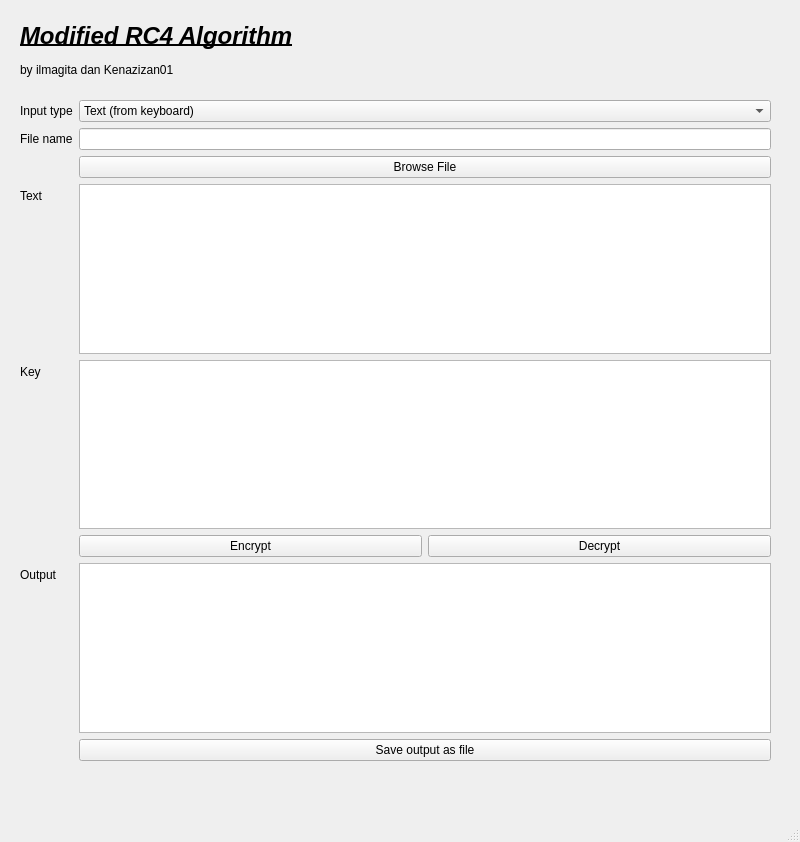
This is windows/main.ui in ilmagita/kripto-tugas-2 as Qt 5 draws it before an edit. The edited form follows.
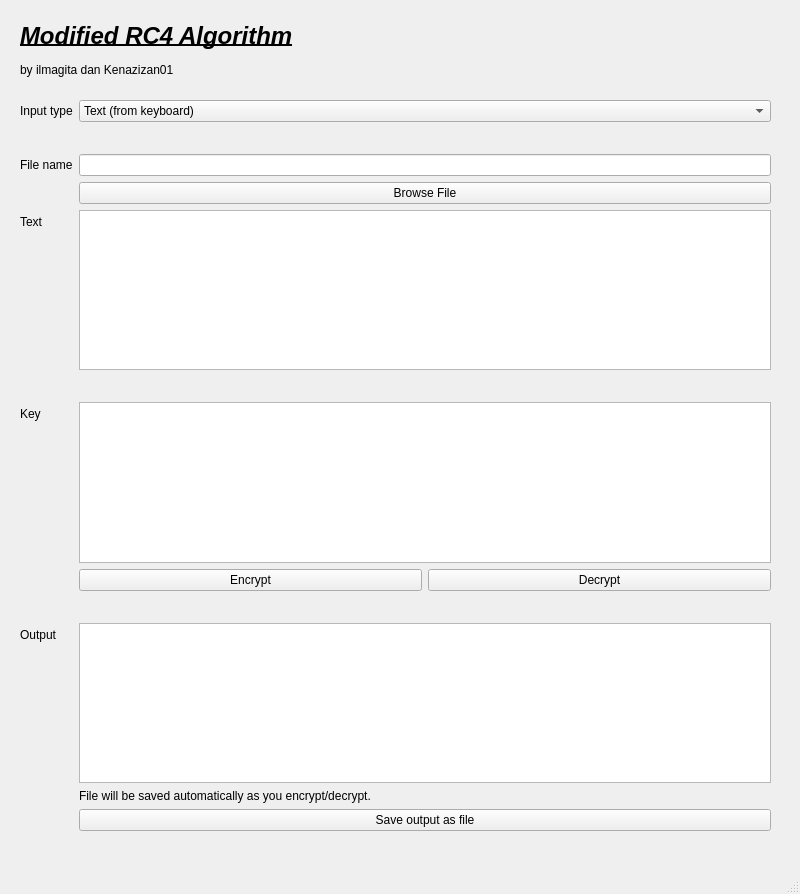
This is the edited form.

```diff
--- a/windows/main.ui
+++ b/windows/main.ui
@@ -7,7 +7,7 @@
     <x>0</x>
     <y>0</y>
     <width>800</width>
-    <height>842</height>
+    <height>894</height>
    </rect>
   </property>
   <property name="windowTitle">
@@ -55,7 +55,7 @@
       <x>20</x>
       <y>100</y>
       <width>751</width>
-      <height>661</height>
+      <height>731</height>
      </rect>
     </property>
     <layout class="QFormLayout" name="formLayout">
@@ -80,30 +80,30 @@
        </item>
       </widget>
      </item>
-     <item row="2" column="1">
-      <widget class="QLineEdit" name="lineEdit"/>
-     </item>
-     <item row="4" column="0">
-      <widget class="QLabel" name="label_4">
-       <property name="text">
-        <string>Text</string>
-       </property>
-      </widget>
-     </item>
-     <item row="4" column="1">
-      <widget class="QPlainTextEdit" name="plainTextEdit"/>
+     <item row="3" column="1">
+      <widget class="QLineEdit" name="fileNameTextBox"/>
      </item>
      <item row="5" column="0">
+      <widget class="QLabel" name="inputTextLabel">
+       <property name="text">
+        <string>Text</string>
+       </property>
+      </widget>
+     </item>
+     <item row="5" column="1">
+      <widget class="QPlainTextEdit" name="inputTextBox"/>
+     </item>
+     <item row="7" column="0">
       <widget class="QLabel" name="label_6">
        <property name="text">
         <string>Key</string>
        </property>
       </widget>
      </item>
-     <item row="5" column="1">
-      <widget class="QPlainTextEdit" name="plainTextEdit_2"/>
+     <item row="7" column="1">
+      <widget class="QPlainTextEdit" name="keyTextBox"/>
      </item>
-     <item row="6" column="1">
+     <item row="8" column="1">
       <layout class="QHBoxLayout" name="horizontalLayout_3">
        <item>
         <widget class="QPushButton" name="encrypt_button">
@@ -121,37 +121,83 @@
        </item>
       </layout>
      </item>
-     <item row="2" column="0">
-      <widget class="QLabel" name="label_5">
+     <item row="3" column="0">
+      <widget class="QLabel" name="fileNameLabel">
        <property name="text">
         <string>File name</string>
        </property>
       </widget>
      </item>
-     <item row="7" column="1">
-      <widget class="QPlainTextEdit" name="plainTextEdit_3"/>
+     <item row="10" column="1">
+      <widget class="QPlainTextEdit" name="outputTextBox"/>
      </item>
-     <item row="7" column="0">
+     <item row="10" column="0">
       <widget class="QLabel" name="label_7">
        <property name="text">
         <string>Output</string>
        </property>
       </widget>
      </item>
-     <item row="8" column="1">
-      <widget class="QPushButton" name="pushButton_2">
+     <item row="12" column="1">
+      <widget class="QPushButton" name="saveOutputButton">
        <property name="text">
         <string>Save output as file</string>
        </property>
       </widget>
      </item>
-     <item row="3" column="1">
-      <widget class="QPushButton" name="pushButton">
+     <item row="4" column="1">
+      <widget class="QPushButton" name="browseFileButton">
        <property name="text">
         <string>Browse File</string>
        </property>
       </widget>
      </item>
+     <item row="2" column="1">
+      <spacer name="horizontalSpacer">
+       <property name="orientation">
+        <enum>Qt::Horizontal</enum>
+       </property>
+       <property name="sizeHint" stdset="0">
+        <size>
+         <width>40</width>
+         <height>20</height>
+        </size>
+       </property>
+      </spacer>
+     </item>
+     <item row="6" column="1">
+      <spacer name="horizontalSpacer_2">
+       <property name="orientation">
+        <enum>Qt::Horizontal</enum>
+       </property>
+       <property name="sizeHint" stdset="0">
+        <size>
+         <width>40</width>
+         <height>20</height>
+        </size>
+       </property>
+      </spacer>
+     </item>
+     <item row="9" column="1">
+      <spacer name="horizontalSpacer_3">
+       <property name="orientation">
+        <enum>Qt::Horizontal</enum>
+       </property>
+       <property name="sizeHint" stdset="0">
+        <size>
+         <width>40</width>
+         <height>20</height>
+        </size>
+       </property>
+      </spacer>
+     </item>
+     <item row="11" column="1">
+      <widget class="QLabel" name="fileSavedAutomaticallyText">
+       <property name="text">
+        <string>File will be saved automatically as you encrypt/decrypt.</string>
+       </property>
+      </widget>
+     </item>
     </layout>
    </widget>
   </widget>
```
Left out of the diff: 12 changed lines with no effect on the pictures.
